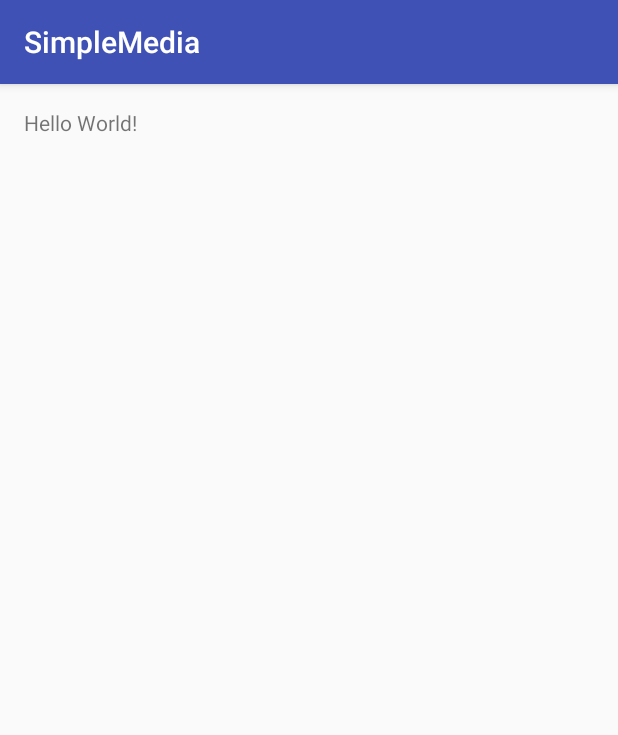
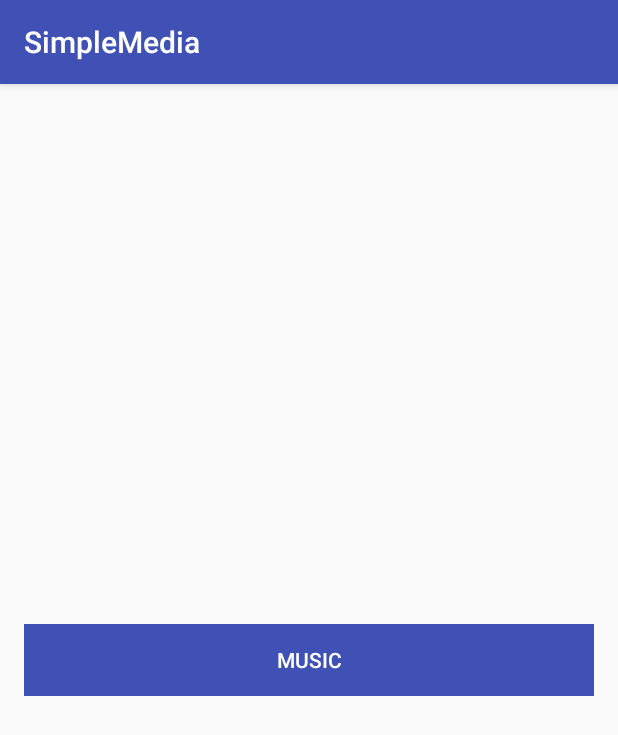
Before and after one commit to AaronVon/SimpleMedia, an Android app: the screen it shows after launch (MainActivity), on a phone screen of 412 x 824 dp. Shown: the top 735 px of the screen. Run offline under Robolectric (Android 15) with nearby library versions, the phone set to English and light mode, and no system bars; our stand-ins replace ButterKnife.

Commit message:
Initiate music module.
Signed-off-by: Aaron <pioneervon@gmail.com>

```diff
--- a/app/build.gradle
+++ b/app/build.gradle
@@ -20,7 +20,8 @@ android {
 }
 
 dependencies {
-    compile fileTree(dir: 'libs', include: ['*.jar'])
+    compile fileTree(include: ['*.jar'], dir: 'libs')
     testCompile 'junit:junit:4.12'
     compile 'com.android.support:appcompat-v7:22.2.1'
+    compile files('/Users/Aaron/repositories/SimpleMedia/libs/butterknife-7.0.1.jar')
 }
--- a/app/src/main/AndroidManifest.xml
+++ b/app/src/main/AndroidManifest.xml
@@ -15,6 +15,7 @@
                 <category android:name="android.intent.category.LAUNCHER" />
             </intent-filter>
         </activity>
+        <activity android:name=".activities.MusicActivity" />
     </application>
 
 </manifest>
--- a/app/src/main/java/com/pioneer/aaron/simplemedia/MainActivity.java
+++ b/app/src/main/java/com/pioneer/aaron/simplemedia/MainActivity.java
@@ -2,12 +2,27 @@ package com.pioneer.aaron.simplemedia;
 
 import android.support.v7.app.AppCompatActivity;
 import android.os.Bundle;
+import android.widget.Button;
+
+import butterknife.Bind;
+import butterknife.ButterKnife;
+import butterknife.OnClick;
 
 public class MainActivity extends AppCompatActivity {
+
+    @OnClick({R.id.bt_music})
+    public void chooseFun(Button button) {
+        switch (button.getId()) {
+            case R.id.bt_music:
+
+                break;
+        }
+    }
 
     @Override
     protected void onCreate(Bundle savedInstanceState) {
         super.onCreate(savedInstanceState);
         setContentView(R.layout.activity_main);
+        ButterKnife.bind(this);
     }
 }
--- a/app/src/main/res/layout/activity_main.xml
+++ b/app/src/main/res/layout/activity_main.xml
@@ -3,14 +3,24 @@
     xmlns:tools="http://schemas.android.com/tools"
     android:layout_width="match_parent"
     android:layout_height="match_parent"
-    android:paddingBottom="@dimen/activity_vertical_margin"
-    android:paddingLeft="@dimen/activity_horizontal_margin"
-    android:paddingRight="@dimen/activity_horizontal_margin"
-    android:paddingTop="@dimen/activity_vertical_margin"
+    android:padding="@dimen/base_margin"
     tools:context="com.pioneer.aaron.simplemedia.MainActivity">
 
-    <TextView
-        android:layout_width="wrap_content"
-        android:layout_height="wrap_content"
-        android:text="Hello World!" />
+
+    <LinearLayout
+        android:orientation="vertical"
+        android:layout_centerInParent="true"
+        android:layout_width="match_parent"
+        android:layout_height="wrap_content">
+
+        <Button
+            android:id="@+id/bt_music"
+            android:text="MUSIC"
+            android:onClick="chooseFun"
+            android:textColor="@android:color/white"
+            android:background="@color/colorPrimary"
+            android:layout_width="match_parent"
+            android:layout_height="wrap_content" />
+
+    </LinearLayout>
 </RelativeLayout>
--- /dev/null
+++ b/app/src/main/res/layout/activity_music.xml
@@ -0,0 +1,6 @@
+<?xml version="1.0" encoding="utf-8"?>
+<LinearLayout xmlns:android="http://schemas.android.com/apk/res/android"
+    android:orientation="vertical" android:layout_width="match_parent"
+    android:layout_height="match_parent">
+
+</LinearLayout>
--- a/app/src/main/res/values/dimens.xml
+++ b/app/src/main/res/values/dimens.xml
@@ -2,4 +2,5 @@
     <!-- Default screen margins, per the Android Design guidelines. -->
     <dimen name="activity_horizontal_margin">16dp</dimen>
     <dimen name="activity_vertical_margin">16dp</dimen>
+    <dimen name="base_margin">16dp</dimen>
 </resources>
```
Also changed, not shown: app/src/main/java/com/pioneer/aaron/simplemedia/activities/MusicActivity.java (added, +21 -0 lines), libs/butterknife-7.0.1.jar (added), 1 other file.
